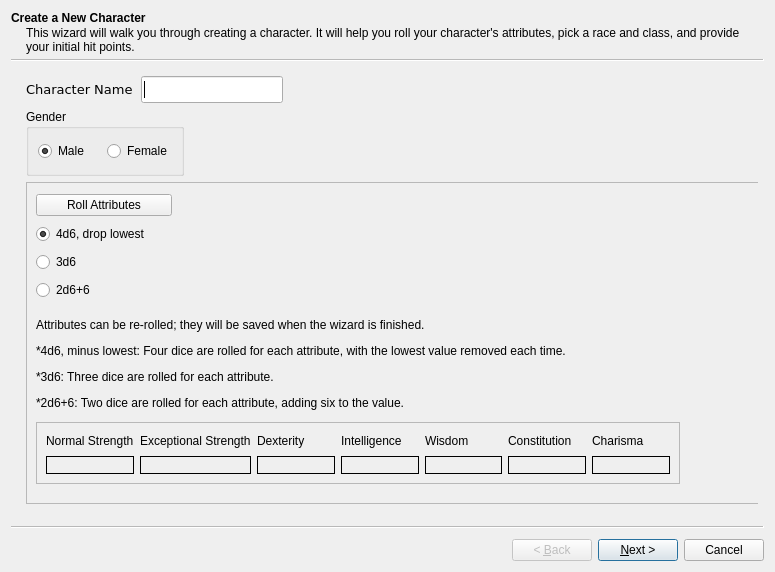
Above: Qt_Designer/Creation_Wizard/New_Character_Wizard.ui from crystalattice/Fantasy_RPG before the change. Below: the same form after it.
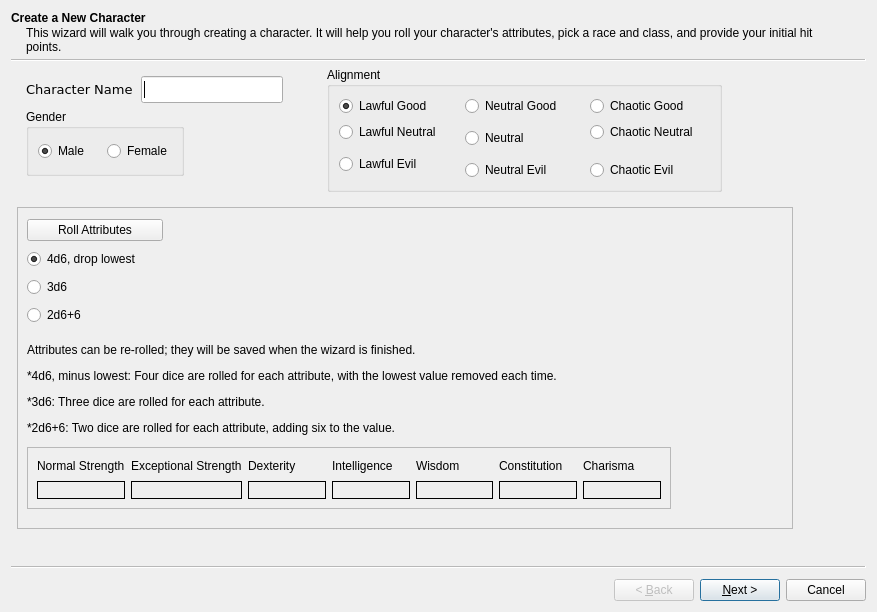
That is the form after the change.

Commit message: Add alignment selection

The edit to the form file:
```diff
--- a/Qt_Designer/Creation_Wizard/New_Character_Wizard.ui
+++ b/Qt_Designer/Creation_Wizard/New_Character_Wizard.ui
@@ -6,8 +6,8 @@
    <rect>
     <x>0</x>
     <y>0</y>
-    <width>775</width>
-    <height>572</height>
+    <width>877</width>
+    <height>612</height>
    </rect>
   </property>
   <property name="windowTitle">
@@ -73,8 +73,8 @@
    <widget class="QFrame" name="frame">
     <property name="geometry">
      <rect>
-      <x>9</x>
-      <y>115</y>
+      <x>0</x>
+      <y>140</y>
       <width>776</width>
       <height>322</height>
      </rect>
@@ -363,6 +363,114 @@
      </item>
     </layout>
    </widget>
+   <widget class="QGroupBox" name="Alignment_groupBox">
+    <property name="geometry">
+     <rect>
+      <x>310</x>
+      <y>0</y>
+      <width>395</width>
+      <height>125</height>
+     </rect>
+    </property>
+    <property name="title">
+     <string>Alignment</string>
+    </property>
+    <layout class="QGridLayout" name="gridLayout_2">
+     <item row="1" column="0">
+      <widget class="QRadioButton" name="LN_radioButton">
+       <property name="text">
+        <string>Lawful Neutral</string>
+       </property>
+       <attribute name="buttonGroup">
+        <string notr="true">Alignment_buttonGroup</string>
+       </attribute>
+      </widget>
+     </item>
+     <item row="0" column="2">
+      <widget class="QRadioButton" name="CG_radioButton">
+       <property name="text">
+        <string>Chaotic Good</string>
+       </property>
+       <attribute name="buttonGroup">
+        <string notr="true">Alignment_buttonGroup</string>
+       </attribute>
+      </widget>
+     </item>
+     <item row="1" column="1" rowspan="2">
+      <widget class="QRadioButton" name="N_radioButton">
+       <property name="text">
+        <string>Neutral</string>
+       </property>
+       <attribute name="buttonGroup">
+        <string notr="true">Alignment_buttonGroup</string>
+       </attribute>
+      </widget>
+     </item>
+     <item row="1" column="2">
+      <widget class="QRadioButton" name="CN_radioButton">
+       <property name="text">
+        <string>Chaotic Neutral</string>
+       </property>
+       <attribute name="buttonGroup">
+        <string notr="true">Alignment_buttonGroup</string>
+       </attribute>
+      </widget>
+     </item>
+     <item row="3" column="2">
+      <widget class="QRadioButton" name="CE_radioButton">
+       <property name="text">
+        <string>Chaotic Evil</string>
+       </property>
+       <attribute name="buttonGroup">
+        <string notr="true">Alignment_buttonGroup</string>
+       </attribute>
+      </widget>
+     </item>
+     <item row="2" column="0" rowspan="2">
+      <widget class="QRadioButton" name="LE_radioButton">
+       <property name="text">
+        <string>Lawful Evil</string>
+       </property>
+       <attribute name="buttonGroup">
+        <string notr="true">Alignment_buttonGroup</string>
+       </attribute>
+      </widget>
+     </item>
+     <item row="0" column="1">
+      <widget class="QRadioButton" name="NG_radioButton">
+       <property name="text">
+        <string>Neutral Good</string>
+       </property>
+       <attribute name="buttonGroup">
+        <string notr="true">Alignment_buttonGroup</string>
+       </attribute>
+      </widget>
+     </item>
+     <item row="0" column="0">
+      <widget class="QRadioButton" name="LG_radioButton">
+       <property name="text">
+        <string>Lawful Good</string>
+       </property>
+       <property name="checked">
+        <bool>true</bool>
+       </property>
+       <attribute name="buttonGroup">
+        <string notr="true">Alignment_buttonGroup</string>
+       </attribute>
+      </widget>
+     </item>
+     <item row="3" column="1">
+      <widget class="QRadioButton" name="NE_radioButton">
+       <property name="text">
+        <string>Neutral Evil</string>
+       </property>
+       <attribute name="buttonGroup">
+        <string notr="true">Alignment_buttonGroup</string>
+       </attribute>
+      </widget>
+     </item>
+    </layout>
+   </widget>
   </widget>
   <widget class="QWizardPage" name="wizardPage_2">
    <property name="title">
```
Left out of the diff: 7 changed lines with no effect on the pictures. The commit also changes 11 other files.
